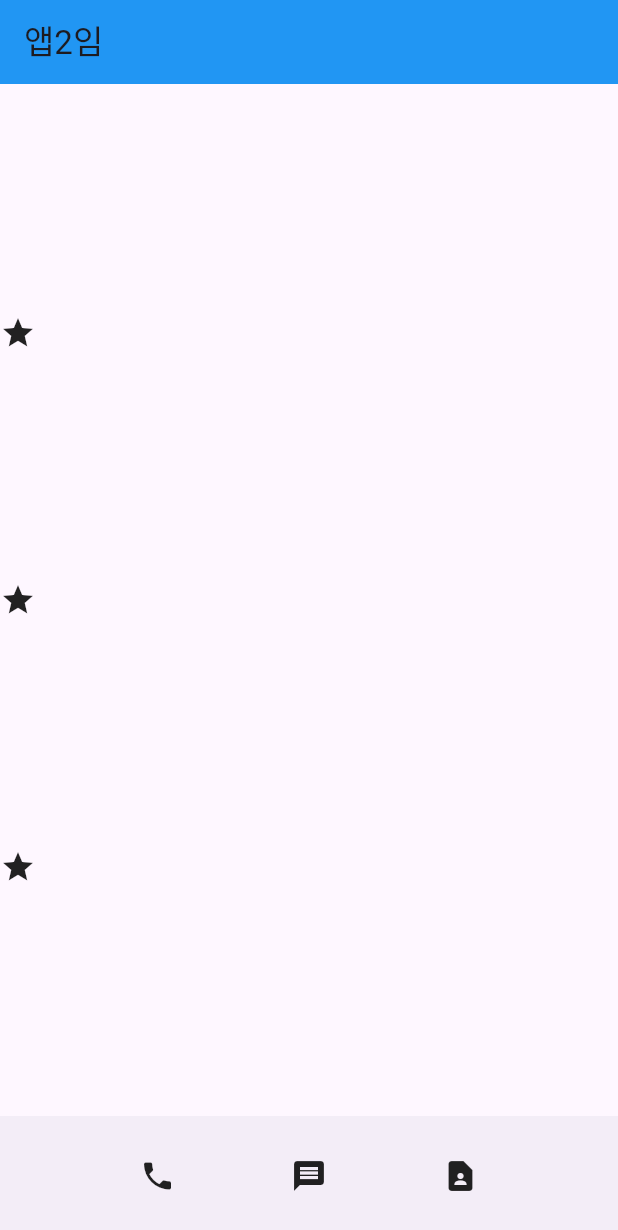
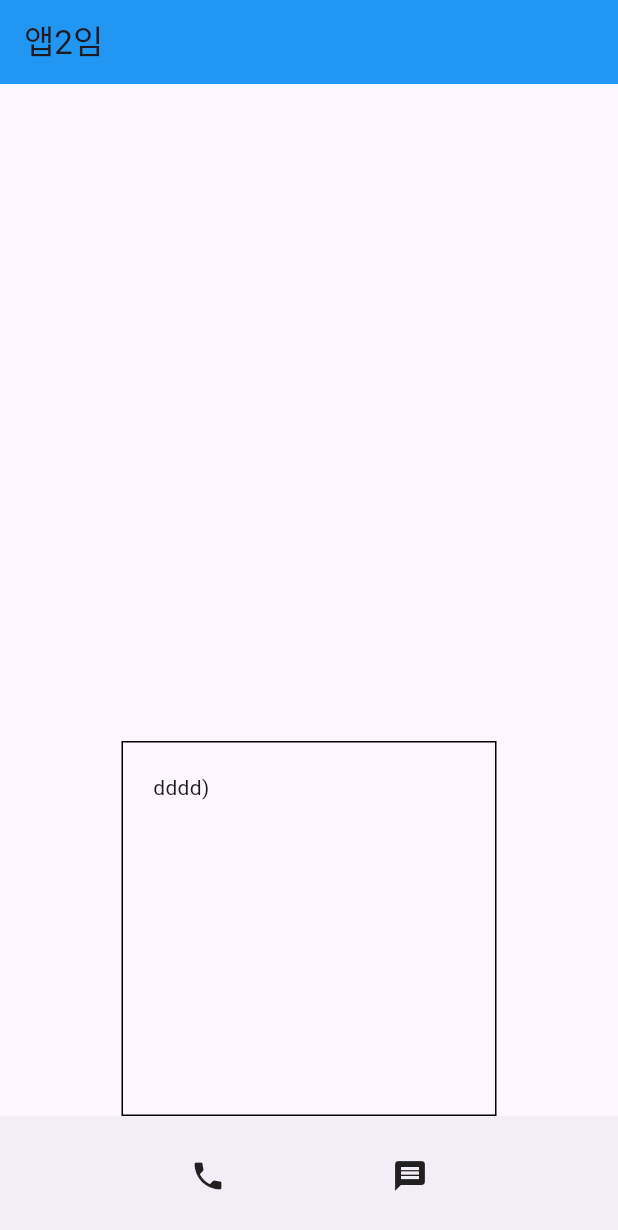
Before and after one commit to yechanlee/codingFlutterPractice2404, a Flutter app: the screen it shows after launch, on a phone screen of 412 x 824 dp. Shown: the top 1230 px of the screen. Run offline on Flutter 3.47's test engine with Material 3 defaults, Android fonts, the phone set to English and light mode, and no system bars.

Commit message:
아이콘체크

```diff
--- a/lib/main.dart
+++ b/lib/main.dart
@@ -15,14 +15,20 @@ class MyApp extends StatelessWidget {
           title: Text('앱2임'),
           backgroundColor: Colors.blue,
         ),
-        body: Column(
-          mainAxisAlignment: MainAxisAlignment.spaceEvenly,
-          crossAxisAlignment: CrossAxisAlignment.center,
-          children: const [
-            Icon(Icons.star),
-            Icon(Icons.star),
-            Icon(Icons.star),
-          ],
+        body: Align(
+          alignment: Alignment.bottomCenter,
+          child: Container(
+            width: 250, height: 250,
+            padding: EdgeInsets.fromLTRB(20,20,0,0),
+            // 마진: 바깥 여백
+            // 패딩: 안쪽 여백
+            decoration: BoxDecoration(
+              border: Border.all(color: Colors.black),
+            ),
+            child: Text('dddd)'),
+
+
+          ),
         ),
          bottomNavigationBar: BottomAppBar(
            child: SizedBox(
@@ -32,7 +38,6 @@ class MyApp extends StatelessWidget {
                children: const [
                  Icon(Icons.phone),
                  Icon(Icons.message),
-                 Icon(Icons.contact_page),
                ],
              ),
 
```
